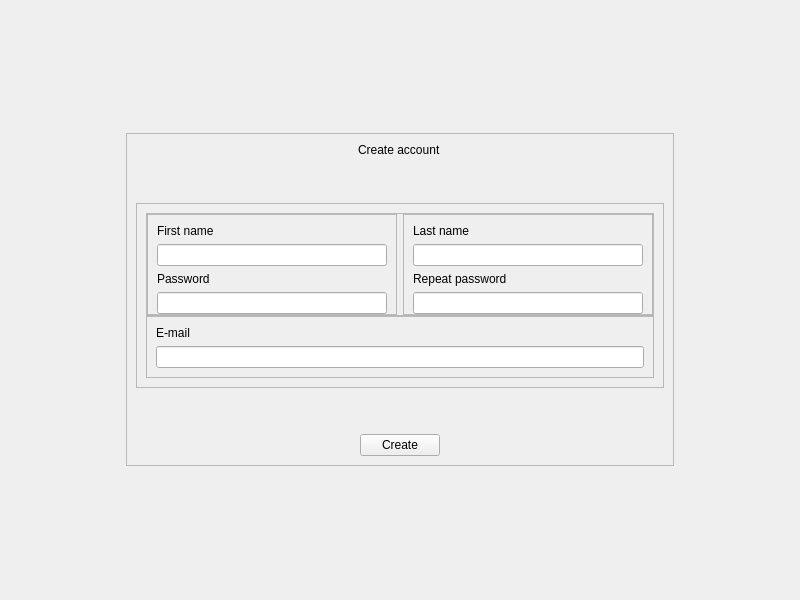
First picture: the form in skin application/skinApplication/src/views/ui/ui_create_account.ui, repository AgustinCartaya/SkinApplication, before the edit.
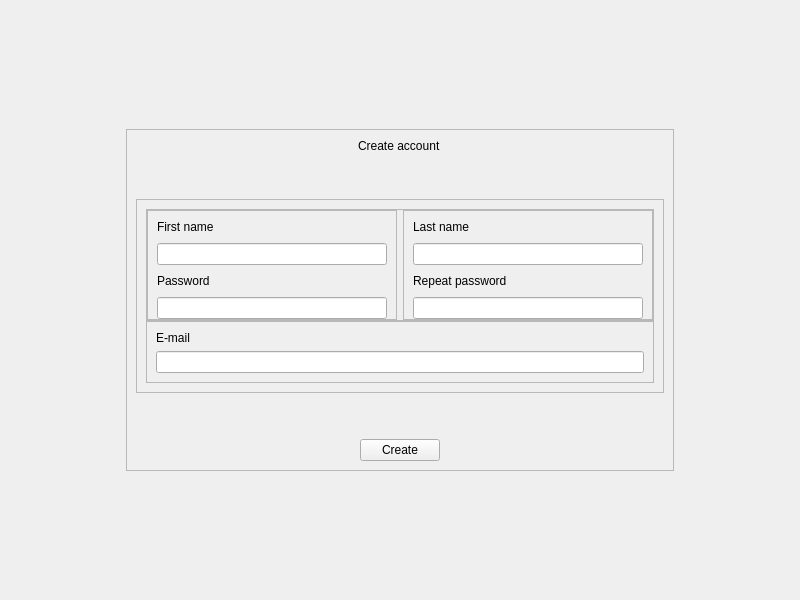
Second picture: the form after the edit. Custom widgets are drawn as their Qt base class.

The edit to the form file:
```diff
--- a/skin application/skinApplication/src/views/ui/ui_create_account.ui
+++ b/skin application/skinApplication/src/views/ui/ui_create_account.ui
@@ -26,6 +26,15 @@
       <enum>QFrame::Raised</enum>
      </property>
      <layout class="QVBoxLayout" name="verticalLayout_2">
+      <property name="leftMargin">
+       <number>9</number>
+      </property>
+      <property name="topMargin">
+       <number>9</number>
+      </property>
+      <property name="rightMargin">
+       <number>9</number>
+      </property>
       <item alignment="Qt::AlignHCenter">
        <widget class="QLabel" name="lb_title">
         <property name="text">
@@ -100,6 +109,9 @@
                <enum>QFrame::Raised</enum>
               </property>
               <layout class="QVBoxLayout" name="verticalLayout_3">
+               <property name="spacing">
+                <number>9</number>
+               </property>
                <property name="bottomMargin">
                 <number>0</number>
                </property>
@@ -147,6 +159,9 @@
                <enum>QFrame::Raised</enum>
               </property>
               <layout class="QVBoxLayout" name="verticalLayout_6">
+               <property name="spacing">
+                <number>9</number>
+               </property>
                <property name="bottomMargin">
                 <number>0</number>
                </property>
@@ -232,6 +247,11 @@
    <extends>QLineEdit</extends>
    <header>.promoted.line_edit</header>
   </customwidget>
+  <customwidget>
+   <class>Button</class>
+   <extends>QPushButton</extends>
+   <header>.promoted.button</header>
+  </customwidget>
  </customwidgets>
  <resources/>
  <connections/>
```
Left out of the diff: 17 changed lines with no effect on the pictures.
